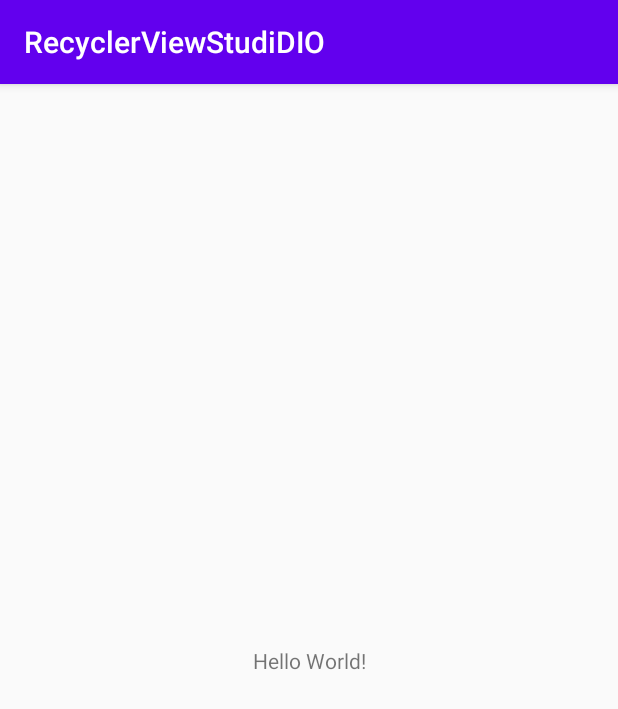
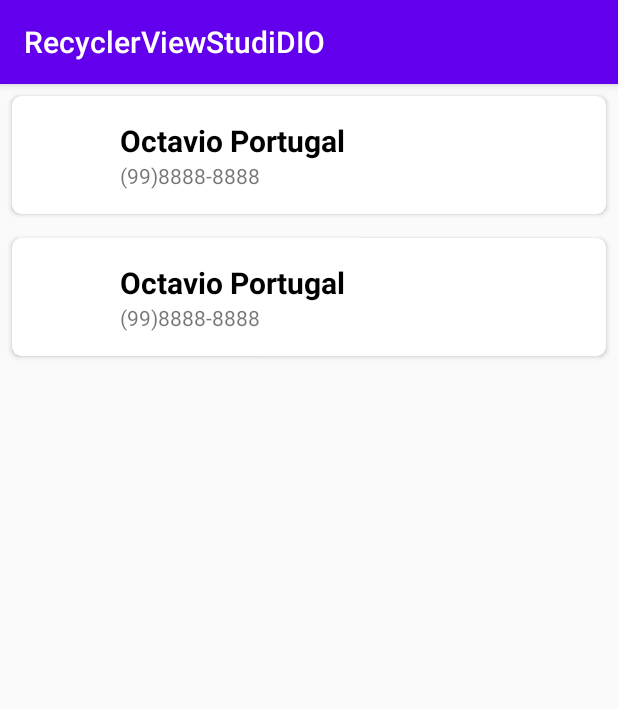
Before and after one commit to octavio-portugal/StudyRecycler, an Android app: the screen it shows after launch (MainActivity), on a phone screen of 412 x 824 dp. Shown: the top 709 px of the screen. Run offline under Robolectric (Android 15) with nearby library versions, the phone set to English and light mode, and no system bars.

Commit message:
finish of the Recycler

```diff
--- a/app/src/main/java/com/dio/recyclerviewstudidio/ContactAdapter.kt
+++ b/app/src/main/java/com/dio/recyclerviewstudidio/ContactAdapter.kt
@@ -24,6 +24,13 @@ class ContactAdapter : RecyclerView.Adapter<ContactAdapter.ContactAdaptViewHolde
         holder.bind(list[position])
     }
 
+    fun updateList(list: List<Contact>){
+        this.list.clear()
+        this.list.addAll(list)
+        notifyDataSetChanged()
+    }
+
+
     class ContactAdaptViewHolder(ItemView: View) : RecyclerView.ViewHolder(ItemView) {
         private val tvName: TextView = itemView.findViewById(R.id.tv_name)
         private val tvPhone: TextView = itemView.findViewById(R.id.tv_phone)
--- a/app/src/main/java/com/dio/recyclerviewstudidio/MainActivity.kt
+++ b/app/src/main/java/com/dio/recyclerviewstudidio/MainActivity.kt
@@ -2,10 +2,42 @@ package com.dio.recyclerviewstudidio
 
 import androidx.appcompat.app.AppCompatActivity
 import android.os.Bundle
+import androidx.recyclerview.widget.LinearLayoutManager
+import androidx.recyclerview.widget.RecyclerView
 
 class MainActivity : AppCompatActivity() {
+    private val rv_list:RecyclerView by lazy {
+        findViewById<RecyclerView>(R.id.rv_list)
+    }
+    private val adapter = ContactAdapter()
+
     override fun onCreate(savedInstanceState: Bundle?) {
         super.onCreate(savedInstanceState)
         setContentView(R.layout.activity_main)
+
+        bindViews()
+        updatelist()
+    }
+
+    private fun bindViews(){
+        rv_list.adapter = adapter
+        rv_list.layoutManager = LinearLayoutManager(this)
+    }
+
+    private fun updatelist(){
+        adapter.updateList(
+            arrayListOf(
+                Contact(
+                    "Octavio Portugal",
+                    "(99)8888-8888",
+                    "img.png"
+                ) ,
+                        Contact(
+                        "Octavio Portugal",
+                "(99)8888-8888",
+                "img.png"
+            )
+            )
+        )
     }
 }
--- a/app/src/main/res/layout/activity_main.xml
+++ b/app/src/main/res/layout/activity_main.xml
@@ -6,13 +6,13 @@
     android:layout_height="match_parent"
     tools:context=".MainActivity">
 
-    <TextView
-        android:layout_width="wrap_content"
-        android:layout_height="wrap_content"
-        android:text="Hello World!"
+    <androidx.recyclerview.widget.RecyclerView
+        android:id="@+id/rv_list"
+        android:layout_height="0dp"
+        android:layout_width="0dp"
+        app:layout_constraintTop_toTopOf="parent"
+        app:layout_constraintStart_toStartOf="parent"
         app:layout_constraintBottom_toBottomOf="parent"
-        app:layout_constraintLeft_toLeftOf="parent"
-        app:layout_constraintRight_toRightOf="parent"
-        app:layout_constraintTop_toTopOf="parent" />
+        app:layout_constraintEnd_toEndOf="parent"/>
 
 </androidx.constraintlayout.widget.ConstraintLayout>
--- a/app/src/main/res/layout/contact_item.xml
+++ b/app/src/main/res/layout/contact_item.xml
@@ -1,9 +1,12 @@
 <?xml version="1.0" encoding="utf-8"?>
 <androidx.cardview.widget.CardView xmlns:android="http://schemas.android.com/apk/res/android"
     android:layout_width="match_parent"
-    android:layout_height="match_parent"
+    android:layout_height="wrap_content"
     xmlns:app="http://schemas.android.com/apk/res-auto"
-    xmlns:tools="http://schemas.android.com/tools">
+    xmlns:tools="http://schemas.android.com/tools"
+    android:elevation="10dp"
+    android:layout_margin="8dp"
+    app:cardCornerRadius="6dp">
 
     <androidx.constraintlayout.widget.ConstraintLayout
         android:layout_width="match_parent"
```
